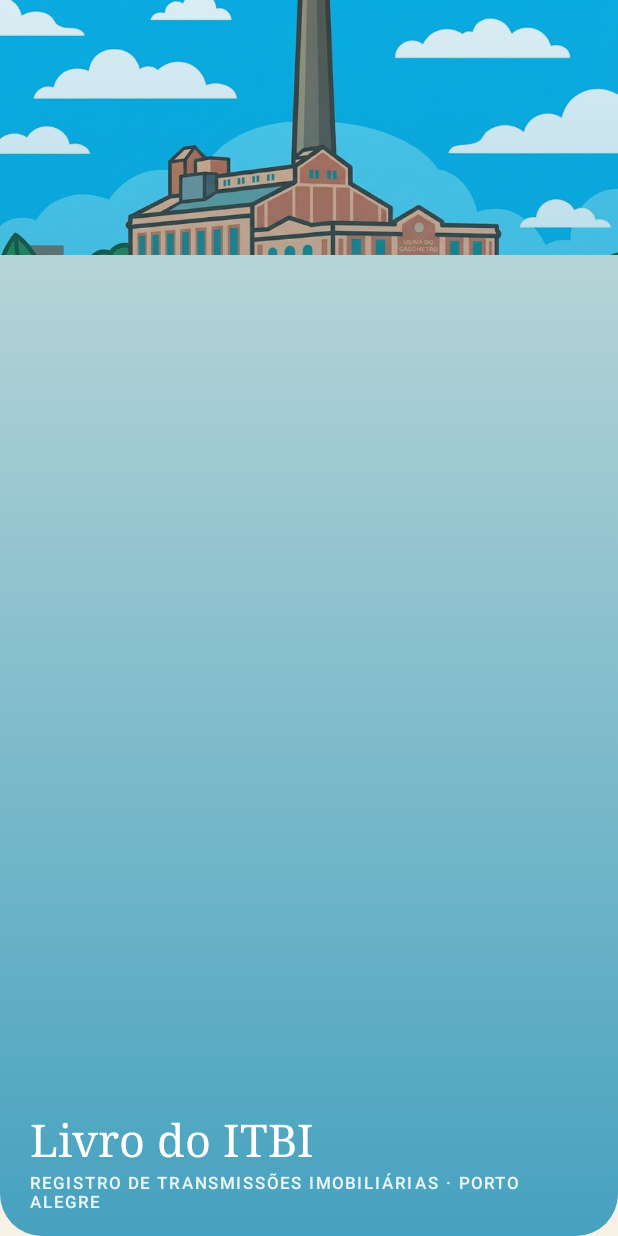
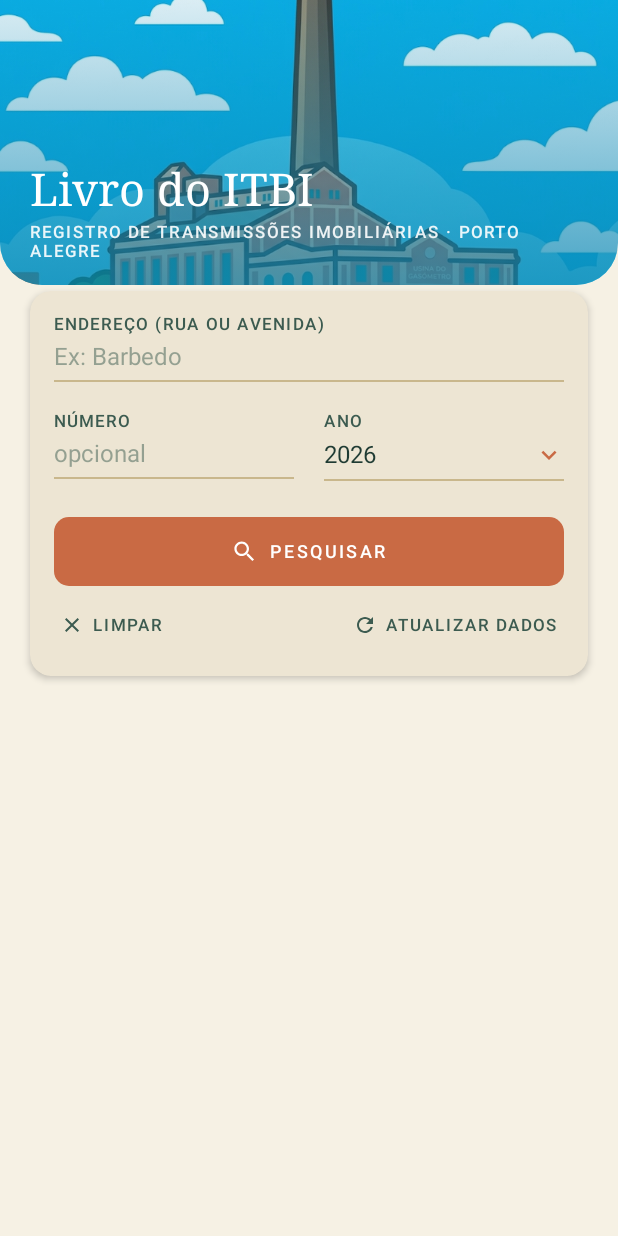
Before and after one commit to r2mai-cmd/itbi-app-poa, an Android app built with Jetpack Compose: the screen it shows after launch (MainActivity), on a phone screen of 412 x 824 dp. Run offline under Robolectric (Android 15) with nearby library versions, the light colour scheme and no system bars.

Commit message:
Add files via upload

```diff
--- a/app/src/main/java/com/example/itbipoa/ui/search/SearchScreen.kt
+++ b/app/src/main/java/com/example/itbipoa/ui/search/SearchScreen.kt
@@ -205,21 +205,23 @@ private fun CabecalhoUsina() {
     Box(
         modifier = Modifier
             .fillMaxWidth()
+            .height(190.dp)
             .clip(RoundedCornerShape(bottomStart = 28.dp, bottomEnd = 28.dp))
     ) {
         Image(
             painter = painterResource(id = R.drawable.header_usina),
             contentDescription = "Ilustração da Usina do Gasômetro, Porto Alegre",
             contentScale = ContentScale.Crop,
-            modifier = Modifier
-                .fillMaxWidth()
-                .height(170.dp)
+            modifier = Modifier.matchParentSize()
         )
         // Véu de gradiente por cima da imagem, para o texto ficar legível
         // e a faixa se fundir ao azul do céu da própria ilustração.
+        // matchParentSize() (não fillMaxSize()) é essencial aqui: ele copia o
+        // tamanho que a Box já tem, em vez de tentar expandir a Box para
+        // ocupar todo o espaço disponível na tela.
         Box(
             modifier = Modifier
-                .fillMaxSize()
+                .matchParentSize()
                 .background(
                     Brush.verticalGradient(
                         colors = listOf(
```
Also changed, not shown: app/src/main/java/com/example/itbipoa/ui/detail/DetailScreen.kt (+21 -5 lines).
